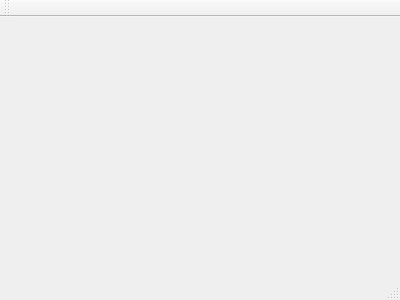
First picture: the form in src/qt-gui/Driver-Loader/mainwindow.ui, repository maldevel/driver-loader, before the edit.
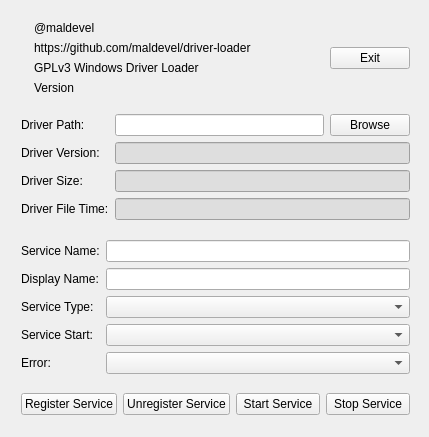
Second picture: the form after the edit. Icons and pictures are not drawn.

```diff
--- a/src/qt-gui/Driver-Loader/mainwindow.ui
+++ b/src/qt-gui/Driver-Loader/mainwindow.ui
@@ -1,24 +1,322 @@
 <ui version="4.0">
  <class>MainWindow</class>
- <widget class="QMainWindow" name="MainWindow" >
-  <property name="geometry" >
+ <widget class="QMainWindow" name="MainWindow">
+  <property name="enabled">
+   <bool>true</bool>
+  </property>
+  <property name="geometry">
    <rect>
     <x>0</x>
     <y>0</y>
-    <width>400</width>
-    <height>300</height>
+    <width>429</width>
+    <height>437</height>
    </rect>
   </property>
   <property name="windowTitle" >
    <string>MainWindow</string>
   </property>
-  <widget class="QMenuBar" name="menuBar" />
-  <widget class="QToolBar" name="mainToolBar" />
-  <widget class="QWidget" name="centralWidget" />
-  <widget class="QStatusBar" name="statusBar" />
+  <property name="windowIcon">
+   <iconset resource="application.qrc">
+    <normaloff>:/images/myappico.ico</normaloff>:/images/myappico.ico</iconset>
+  </property>
+  <widget class="QWidget" name="centralWidget">
+   <widget class="QWidget" name="verticalLayoutWidget">
+    <property name="geometry">
+     <rect>
+      <x>10</x>
+      <y>10</y>
+      <width>411</width>
+      <height>416</height>
+     </rect>
+    </property>
+    <layout class="QVBoxLayout" name="verticalLayout">
+     <item>
+      <layout class="QHBoxLayout" name="horizontalLayout">
+       <property name="sizeConstraint">
+        <enum>QLayout::SetDefaultConstraint</enum>
+       </property>
+       <item>
+        <widget class="QLabel" name="label">
+         <property name="text">
+          <string/>
+         </property>
+         <property name="pixmap">
+          <pixmap resource="application.qrc">:/images/driver-loader.png</pixmap>
+         </property>
+        </widget>
+       </item>
+       <item>
+        <layout class="QVBoxLayout" name="verticalLayout_3">
+         <item>
+          <widget class="QLabel" name="clopyRightlbl">
+           <property name="text">
+            <string>@maldevel</string>
+           </property>
+          </widget>
+         </item>
+         <item>
+          <widget class="QLabel" name="addrlbl">
+           <property name="text">
+            <string>https://github.com/maldevel/driver-loader</string>
+           </property>
+          </widget>
+         </item>
+         <item>
+          <widget class="QLabel" name="titlelbl">
+           <property name="text">
+            <string>GPLv3 Windows Driver Loader</string>
+           </property>
+          </widget>
+         </item>
+         <item>
+          <widget class="QLabel" name="versionlbl">
+           <property name="text">
+            <string>Version</string>
+           </property>
+          </widget>
+         </item>
+        </layout>
+       </item>
+       <item>
+        <spacer name="horizontalSpacer">
+         <property name="orientation">
+          <enum>Qt::Horizontal</enum>
+         </property>
+         <property name="sizeHint" stdset="0">
+          <size>
+           <width>40</width>
+           <height>20</height>
+          </size>
+         </property>
+        </spacer>
+       </item>
+       <item>
+        <layout class="QVBoxLayout" name="verticalLayout_2">
+         <property name="spacing">
+          <number>3</number>
+         </property>
+         <item>
+          <widget class="QPushButton" name="exitbtn">
+           <property name="text">
+            <string>Exit</string>
+           </property>
+          </widget>
+         </item>
+        </layout>
+       </item>
+      </layout>
+     </item>
+     <item>
+      <spacer name="verticalSpacer">
+       <property name="orientation">
+        <enum>Qt::Vertical</enum>
+       </property>
+       <property name="sizeHint" stdset="0">
+        <size>
+         <width>20</width>
+         <height>20</height>
+        </size>
+       </property>
+      </spacer>
+     </item>
+     <item>
+      <layout class="QFormLayout" name="formLayout">
+       <item row="1" column="0">
+        <widget class="QLabel" name="driverVersionlbl">
+         <property name="text">
+          <string>Driver Version:</string>
+         </property>
+        </widget>
+       </item>
+       <item row="2" column="0">
+        <widget class="QLabel" name="driverSizelbl">
+         <property name="text">
+          <string>Driver Size:</string>
+         </property>
+        </widget>
+       </item>
+       <item row="3" column="0">
+        <widget class="QLabel" name="driverFileTimelbl">
+         <property name="text">
+          <string>Driver File Time:</string>
+         </property>
+        </widget>
+       </item>
+       <item row="1" column="1">
+        <widget class="QLineEdit" name="driverVersiontxt">
+         <property name="styleSheet">
+          <string notr="true">background-color: rgb(222, 222, 222);</string>
+         </property>
+         <property name="readOnly">
+          <bool>true</bool>
+         </property>
+        </widget>
+       </item>
+       <item row="2" column="1">
+        <widget class="QLineEdit" name="driverSizetxt">
+         <property name="styleSheet">
+          <string notr="true">background-color: rgb(222, 222, 222);</string>
+         </property>
+         <property name="readOnly">
+          <bool>true</bool>
+         </property>
+        </widget>
+       </item>
+       <item row="3" column="1">
+        <widget class="QLineEdit" name="driverFileTimetxt">
+         <property name="styleSheet">
+          <string notr="true">background-color: rgb(222, 222, 222);</string>
+         </property>
+         <property name="readOnly">
+          <bool>true</bool>
+         </property>
+        </widget>
+       </item>
+       <item row="0" column="0">
+        <widget class="QLabel" name="driverPathlbl">
+         <property name="text">
+          <string>Driver Path:</string>
+         </property>
+        </widget>
+       </item>
+       <item row="0" column="1">
+        <layout class="QHBoxLayout" name="horizontalLayout_3">
+         <item>
+          <widget class="QLineEdit" name="driverPathtxt"/>
+         </item>
+         <item>
+          <widget class="QPushButton" name="browsebtn">
+           <property name="text">
+            <string>Browse</string>
+           </property>
+          </widget>
+         </item>
+        </layout>
+       </item>
+      </layout>
+     </item>
+     <item>
+      <spacer name="verticalSpacer_2">
+       <property name="orientation">
+        <enum>Qt::Vertical</enum>
+       </property>
+       <property name="sizeHint" stdset="0">
+        <size>
+         <width>20</width>
+         <height>20</height>
+        </size>
+       </property>
+      </spacer>
+     </item>
+     <item>
+      <layout class="QFormLayout" name="formLayout_2">
+       <item row="0" column="0">
+        <widget class="QLabel" name="serviceNamelbl">
+         <property name="frameShape">
+          <enum>QFrame::NoFrame</enum>
+         </property>
+         <property name="text">
+          <string>Service Name:</string>
+         </property>
+        </widget>
+       </item>
+       <item row="0" column="1">
+        <widget class="QLineEdit" name="serviceNametxt"/>
+       </item>
+       <item row="1" column="0">
+        <widget class="QLabel" name="displayNamelbl">
+         <property name="text">
+          <string>Display Name:</string>
+         </property>
+        </widget>
+       </item>
+       <item row="1" column="1">
+        <widget class="QLineEdit" name="serviceDisplayNametxt"/>
+       </item>
+       <item row="2" column="0">
+        <widget class="QLabel" name="serviceTypelbl">
+         <property name="text">
+          <string>Service Type:</string>
+         </property>
+        </widget>
+       </item>
+       <item row="2" column="1">
+        <widget class="QComboBox" name="serviceTypetxt"/>
+       </item>
+       <item row="3" column="0">
+        <widget class="QLabel" name="serviceStartlbl">
+         <property name="text">
+          <string>Service Start:</string>
+         </property>
+        </widget>
+       </item>
+       <item row="3" column="1">
+        <widget class="QComboBox" name="serviceStarttxt"/>
+       </item>
+       <item row="4" column="0">
+        <widget class="QLabel" name="serviceErrorlbl">
+         <property name="text">
+          <string>Error:</string>
+         </property>
+        </widget>
+       </item>
+       <item row="4" column="1">
+        <widget class="QComboBox" name="serviceErrortxt"/>
+       </item>
+      </layout>
+     </item>
+     <item>
+      <spacer name="verticalSpacer_3">
+       <property name="orientation">
+        <enum>Qt::Vertical</enum>
+       </property>
+       <property name="sizeHint" stdset="0">
+        <size>
+         <width>20</width>
+         <height>20</height>
+        </size>
+       </property>
+      </spacer>
+     </item>
+     <item>
+      <layout class="QHBoxLayout" name="horizontalLayout_2">
+       <item>
+        <widget class="QPushButton" name="registerbtn">
+         <property name="text">
+          <string>Register Service</string>
+         </property>
+        </widget>
+       </item>
+       <item>
+        <widget class="QPushButton" name="unregisterbtn">
+         <property name="text">
+          <string>Unregister Service</string>
+         </property>
+        </widget>
+       </item>
+       <item>
+        <widget class="QPushButton" name="startbtn">
+         <property name="text">
+          <string>Start Service</string>
+         </property>
+        </widget>
+       </item>
+       <item>
+        <widget class="QPushButton" name="stopbtn">
+         <property name="text">
+          <string>Stop Service</string>
+         </property>
+        </widget>
+       </item>
+      </layout>
+     </item>
+    </layout>
+   </widget>
+  </widget>
  </widget>
- <layoutDefault spacing="6" margin="11" />
- <pixmapfunction></pixmapfunction>
- <resources/>
+ <layoutdefault spacing="6" margin="11"/>
+ <resources>
+  <include location="application.qrc"/>
+ </resources>
  <connections/>
 </ui>
```
Left out of the diff: 5 changed lines with no effect on the pictures.
